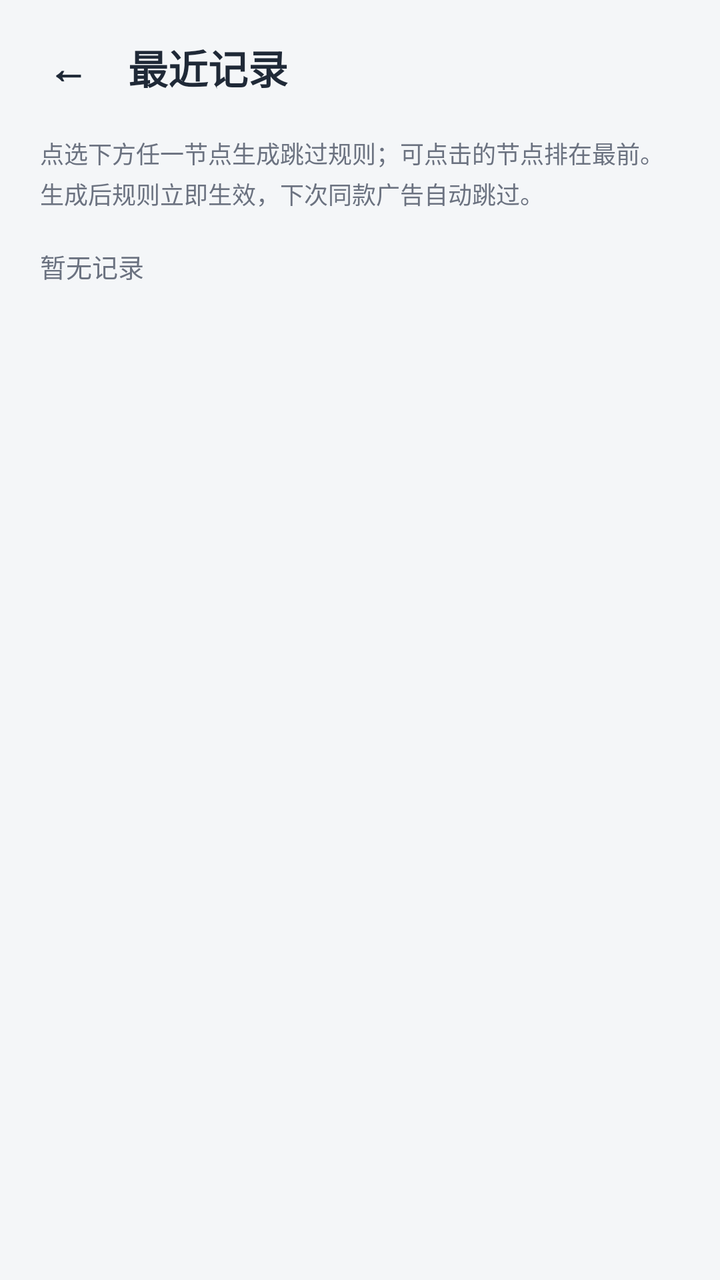
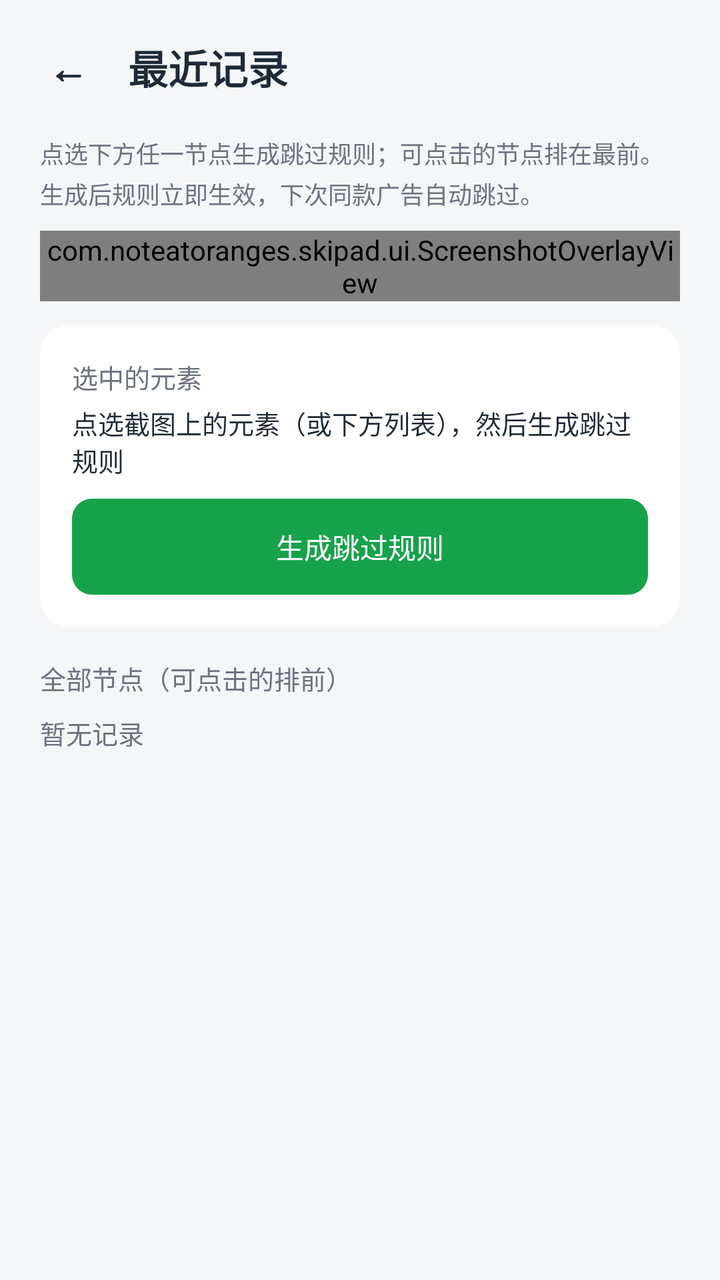

Two renders of the same Android screen: before a commit and after it. Below are the layout's source before the change and the commit's diff.
<!-- AndroidManifest.xml: application theme Theme.SkipAd -->
<!-- res/layout/activity_snapshot_detail.xml -->
<?xml version="1.0" encoding="utf-8"?>
<LinearLayout xmlns:android="http://schemas.android.com/apk/res/android"
    android:layout_width="match_parent"
    android:layout_height="match_parent"
    android:orientation="vertical">

    <View
        android:id="@+id/inset_top"
        android:layout_width="match_parent"
        android:layout_height="0dp" />

    <LinearLayout
        android:layout_width="match_parent"
        android:layout_height="wrap_content"
        android:gravity="center_vertical"
        android:orientation="horizontal"
        android:paddingLeft="12dp"
        android:paddingTop="8dp"
        android:paddingRight="20dp"
        android:paddingBottom="8dp">

        <TextView
            android:id="@+id/back_button"
            android:layout_width="wrap_content"
            android:layout_height="wrap_content"
            android:padding="12dp"
            android:text="←"
            android:textColor="@color/text_primary"
            android:textSize="20sp"
            android:textStyle="bold" />

        <TextView
            android:id="@+id/detail_title"
            android:layout_width="wrap_content"
            android:layout_height="wrap_content"
            android:layout_marginLeft="8dp"
            android:text="@string/recent_title"
            android:textColor="@color/text_primary"
            android:textSize="20sp"
            android:textStyle="bold" />
    </LinearLayout>

    <ScrollView
        android:layout_width="match_parent"
        android:layout_height="0dp"
        android:layout_weight="1">

        <LinearLayout
            android:layout_width="match_parent"
            android:layout_height="wrap_content"
            android:orientation="vertical"
            android:paddingLeft="20dp"
            android:paddingRight="20dp"
            android:paddingBottom="32dp">

            <TextView
                android:layout_width="match_parent"
                android:layout_height="wrap_content"
                android:lineSpacingExtra="3dp"
                android:text="@string/snapshot_hint"
                android:textColor="@color/text_secondary"
                android:textSize="12sp" />

            <ImageView
                android:id="@+id/screenshot"
                android:layout_width="match_parent"
                android:layout_height="wrap_content"
                android:layout_marginTop="10dp"
                android:adjustViewBounds="true"
                android:contentDescription="@string/recent_title" />

            <TextView
                android:id="@+id/empty_text"
                android:layout_width="match_parent"
                android:layout_height="wrap_content"
                android:layout_marginTop="8dp"
                android:text="@string/recent_empty"
                android:textColor="@color/text_secondary"
                android:textSize="13sp" />

            <LinearLayout
                android:id="@+id/node_container"
                android:layout_width="match_parent"
                android:layout_height="wrap_content"
                android:layout_marginTop="8dp"
                android:orientation="vertical" />
        </LinearLayout>
    </ScrollView>

    <View
        android:id="@+id/inset_bottom"
        android:layout_width="match_parent"
        android:layout_height="0dp" />
</LinearLayout>
<!-- resources referenced by this layout -->
<resources>
  <color name="text_primary">#1F2937</color>
  <color name="text_secondary">#6B7280</color>
  <string name="recent_empty">暂无记录</string>
  <string name="recent_title">最近记录</string>
  <string name="snapshot_hint">点选下方任一节点生成跳过规则；可点击的节点排在最前。生成后规则立即生效，下次同款广告自动跳过。</string>
  <style name="Theme.SkipAd" parent="Theme.AppCompat.DayNight.NoActionBar">
          <item name="colorPrimary">@color/primary</item>
          <item name="colorPrimaryDark">@color/primary_dark</item>
          <item name="colorAccent">@color/primary</item>
          <item name="android:windowBackground">@color/background</item>
          <item name="android:statusBarColor">@android:color/transparent</item>
          <item name="android:navigationBarColor">@android:color/transparent</item>
          <item name="android:windowLightStatusBar">true</item>
      </style>
  <color name="primary">#16A34A</color>
  <color name="primary_dark">#0E7A38</color>
  <color name="background">#F4F6F8</color>
</resources>

<!-- the commit's change to res/layout/activity_snapshot_detail.xml (unified diff, before → after) -->
@@ -41,6 +41,7 @@
     </LinearLayout>
 
     <ScrollView
+        android:id="@+id/scroll"
         android:layout_width="match_parent"
         android:layout_height="0dp"
         android:layout_weight="1">
@@ -61,13 +62,55 @@
                 android:textColor="@color/text_secondary"
                 android:textSize="12sp" />
 
-            <ImageView
-                android:id="@+id/screenshot"
+            <com.noteatoranges.skipad.ui.ScreenshotOverlayView
+                android:id="@+id/overlay"
                 android:layout_width="match_parent"
                 android:layout_height="wrap_content"
-                android:layout_marginTop="10dp"
-                android:adjustViewBounds="true"
-                android:contentDescription="@string/recent_title" />
+                android:layout_marginTop="10dp" />
+
+            <LinearLayout
+                android:id="@+id/node_info_card"
+                android:layout_width="match_parent"
+                android:layout_height="wrap_content"
+                android:layout_marginTop="12dp"
+                android:background="@drawable/bg_card"
+                android:orientation="vertical"
+                android:padding="16dp">
+
+                <TextView
+                    android:layout_width="wrap_content"
+                    android:layout_height="wrap_content"
+                    android:text="@string/snapshot_selected"
+                    android:textColor="@color/text_secondary"
+                    android:textSize="13sp" />
+
+                <TextView
+                    android:id="@+id/node_info_text"
+                    android:layout_width="match_parent"
+                    android:layout_height="wrap_content"
+                    android:layout_marginTop="4dp"
+                    android:text="@string/snapshot_pick_hint"
+                    android:textColor="@color/text_primary"
+                    android:textSize="13sp" />
+
+                <Button
+                    android:id="@+id/gen_button"
+                    android:layout_width="match_parent"
+                    android:layout_height="wrap_content"
+                    android:layout_marginTop="10dp"
+                    android:background="@drawable/bg_button_primary"
+                    android:enabled="false"
+                    android:text="@string/action_generate_rule"
+                    android:textColor="#FFFFFF" />
+            </LinearLayout>
+
+            <TextView
+                android:layout_width="wrap_content"
+                android:layout_height="wrap_content"
+                android:layout_marginTop="16dp"
+                android:text="@string/section_nodes"
+                android:textColor="@color/text_secondary"
+                android:textSize="13sp" />
 
             <TextView
                 android:id="@+id/empty_text"
<!-- resource entries referenced after the edit -->
@@ -2,9 +2,25 @@
 <resources>
   <color name="text_primary">#1F2937</color>
   <color name="text_secondary">#6B7280</color>
+  <!-- drawable bg_button_primary (drawable) -->
+  <?xml version="1.0" encoding="utf-8"?>
+  <shape xmlns:android="http://schemas.android.com/apk/res/android" android:shape="rectangle">
+      <solid android:color="@color/primary" />
+      <corners android:radius="10dp" />
+  </shape>
+  <!-- drawable bg_card (drawable) -->
+  <?xml version="1.0" encoding="utf-8"?>
+  <shape xmlns:android="http://schemas.android.com/apk/res/android" android:shape="rectangle">
+      <solid android:color="@color/card" />
+      <corners android:radius="14dp" />
+  </shape>
+  <string name="action_generate_rule">生成跳过规则</string>
   <string name="recent_empty">暂无记录</string>
   <string name="recent_title">最近记录</string>
+  <string name="section_nodes">全部节点（可点击的排前）</string>
   <string name="snapshot_hint">点选下方任一节点生成跳过规则；可点击的节点排在最前。生成后规则立即生效，下次同款广告自动跳过。</string>
+  <string name="snapshot_pick_hint">点选截图上的元素（或下方列表），然后生成跳过规则</string>
+  <string name="snapshot_selected">选中的元素</string>
   <style name="Theme.SkipAd" parent="Theme.AppCompat.DayNight.NoActionBar">
           <item name="colorPrimary">@color/primary</item>
           <item name="colorPrimaryDark">@color/primary_dark</item>
@@ -15,6 +31,7 @@
           <item name="android:windowLightStatusBar">true</item>
       </style>
   <color name="primary">#16A34A</color>
+  <color name="card">#FFFFFF</color>
   <color name="primary_dark">#0E7A38</color>
   <color name="background">#F4F6F8</color>
 </resources>
